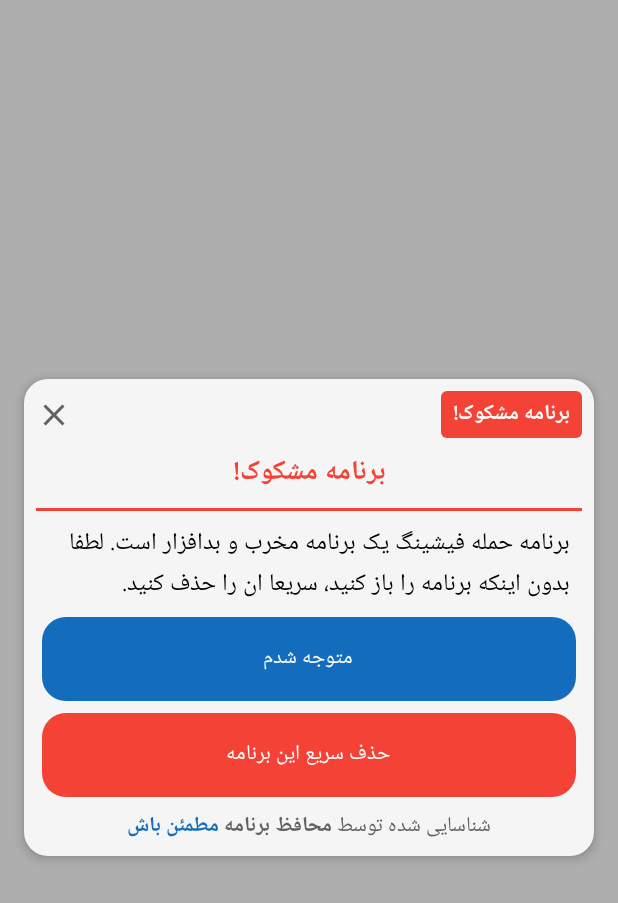
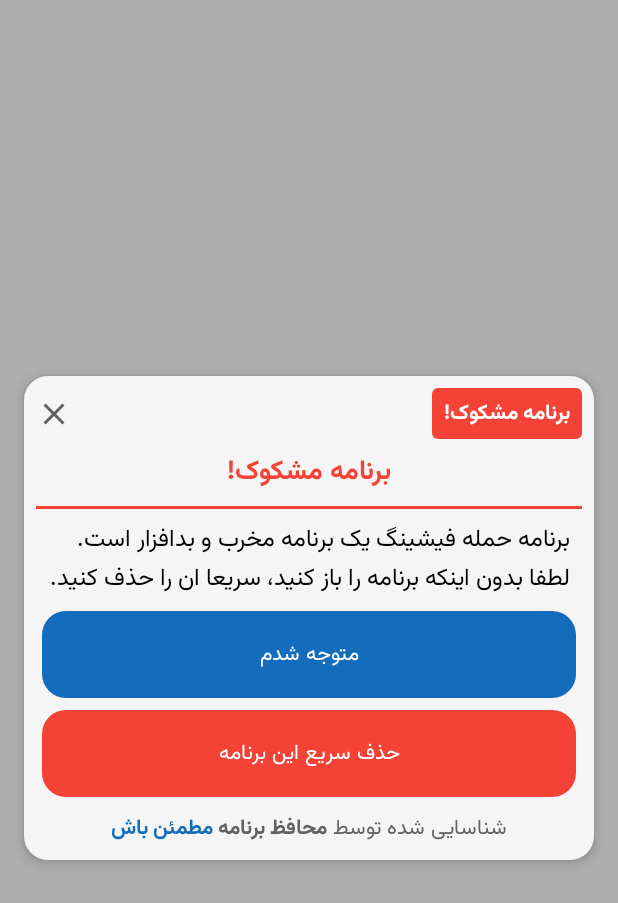
Before and after one commit to motmaenbash/motmaenbash-android, an Android app built with Jetpack Compose: the @Preview function AlertDialogAppPreview, on a phone screen of 412 x 824 dp. Shown: the top 903 px of the screen. Run offline under Robolectric (Android 15) with nearby library versions, the phone set to English and light mode, and no system bars; pictures from the network do not load.

Commit message:
Fix alert theme to apply font styling

```diff
--- a/app/src/main/java/nu/milad/motmaenbash/ui/AlertHandlerActivity.kt
+++ b/app/src/main/java/nu/milad/motmaenbash/ui/AlertHandlerActivity.kt
@@ -23,6 +23,7 @@
 import androidx.compose.foundation.layout.height
 import androidx.compose.foundation.layout.padding
 import androidx.compose.foundation.layout.size
+import androidx.compose.foundation.layout.wrapContentSize
 import androidx.compose.foundation.rememberScrollState
 import androidx.compose.foundation.shape.RoundedCornerShape
 import androidx.compose.foundation.verticalScroll
@@ -35,10 +36,8 @@
 import androidx.compose.material3.IconButton
 import androidx.compose.material3.Text
 import androidx.compose.runtime.Composable
-import androidx.compose.runtime.CompositionLocalProvider
 import androidx.compose.ui.Alignment
 import androidx.compose.ui.Modifier
-import androidx.compose.ui.platform.LocalLayoutDirection
 import androidx.compose.ui.res.painterResource
 import androidx.compose.ui.text.SpanStyle
 import androidx.compose.ui.text.buildAnnotatedString
@@ -48,7 +47,6 @@
 import androidx.compose.ui.tooling.preview.Preview
 import androidx.compose.ui.tooling.preview.PreviewParameter
 import androidx.compose.ui.tooling.preview.PreviewParameterProvider
-import androidx.compose.ui.unit.LayoutDirection
 import androidx.compose.ui.unit.dp
 import androidx.compose.ui.unit.sp
 import androidx.compose.ui.window.Dialog
@@ -59,6 +57,7 @@
 import nu.milad.motmaenbash.ui.ui.theme.ColorPrimary
 import nu.milad.motmaenbash.ui.ui.theme.GreenDark
 import nu.milad.motmaenbash.ui.ui.theme.GreyDark
+import nu.milad.motmaenbash.ui.ui.theme.MotmaenBashTheme
 import nu.milad.motmaenbash.ui.ui.theme.Red
 import nu.milad.motmaenbash.ui.ui.theme.Yellow
 import nu.milad.motmaenbash.utils.PackageUtils
@@ -189,6 +188,8 @@
         }
 
         setContent {
+            MotmaenBashTheme {
+
                 AlertDialog(
                     alertType = alertType,
                     alertLevel = alertLevel,
@@ -203,7 +204,7 @@
                     }
                 )
 
-
+            }
         }
     }
 
@@ -346,6 +347,38 @@
                     horizontalArrangement = Arrangement.SpaceBetween,
                     verticalAlignment = Alignment.CenterVertically
                 ) {
+
+
+                    val badgeColor = when (alertLevel) {
+                        AlertHandlerActivity.Companion.AlertLevel.NORMAL -> GreenDark
+                        AlertHandlerActivity.Companion.AlertLevel.WARNING -> Yellow
+                        AlertHandlerActivity.Companion.AlertLevel.ERROR -> Red
+                    }
+
+                    Box(
+                        modifier = Modifier
+                            .wrapContentSize()
+
+                            .background(
+                                color = badgeColor,
+                                shape = RoundedCornerShape(4.dp)
+                            )
+                            .padding(horizontal = 8.dp, vertical = 4.dp)
+                    ) {
+
+                        Text(
+                            text = title,
+                            color = androidx.compose.ui.graphics.Color.White,
+                            fontSize = 14.sp,
+                            fontWeight = FontWeight.Bold,
+                            textAlign = TextAlign.Center,
+
+                            )
+
+                    }
+
+
+
                     IconButton(
                         onClick = onDismiss, modifier = Modifier.size(24.dp)
                     ) {
@@ -355,30 +388,6 @@
                             tint = GreyDark
                         )
                     }
-
-                    val badgeColor = when (alertLevel) {
-                        AlertHandlerActivity.Companion.AlertLevel.NORMAL -> GreenDark
-                        AlertHandlerActivity.Companion.AlertLevel.WARNING -> Yellow
-                        AlertHandlerActivity.Companion.AlertLevel.ERROR -> Red
-                    }
-
-                    Box(
-                        modifier = Modifier
-                            .background(
-                                color = badgeColor, shape = RoundedCornerShape(4.dp)
-                            )
-                            .padding(horizontal = 8.dp, vertical = 4.dp)
-                    ) {
-                        CompositionLocalProvider(
-                            LocalLayoutDirection provides LayoutDirection.Rtl
-                        ) {
-                            Text(
-                                text = title,
-                                color = androidx.compose.ui.graphics.Color.White,
-                                fontWeight = FontWeight.Bold
-                            )
-                        }
-                    }
                 }
 
                 Spacer(modifier = Modifier.height(8.dp))
@@ -386,7 +395,7 @@
 
 
 
-                CompositionLocalProvider(LocalLayoutDirection provides LayoutDirection.Rtl) {
+
 
                 Text(
                     text = title,
@@ -426,7 +435,8 @@
                         .padding(8.dp)
                         .verticalScroll(scrollState)
                 )
-                }
+
+
                 Button(
                     onClick = onDismiss,
                     modifier = Modifier
@@ -527,6 +537,8 @@
 @Preview(showBackground = true, name = "هشدار پیامک مشکوک")
 @Composable
 fun AlertDialogSmsPreview() {
+    MotmaenBashTheme {
+
         AlertDialog(
             alertType = AlertHandlerActivity.ALERT_TYPE_SMS_SENDER_FLAGGED,
             alertLevel = AlertHandlerActivity.Companion.AlertLevel.WARNING,
@@ -538,11 +550,14 @@
             onUninstall = {}
         )
     }
+}
 
 // تابع پیش‌نمایش برای حالت برنامه مشکوک
 @Preview(showBackground = true, name = "هشدار برنامه مشکوک")
 @Composable
 fun AlertDialogAppPreview() {
+    MotmaenBashTheme {
+
         AlertDialog(
             alertType = AlertHandlerActivity.ALERT_TYPE_APP_FLAGGED,
             alertLevel = AlertHandlerActivity.Companion.AlertLevel.ERROR,
@@ -554,11 +569,13 @@
             onUninstall = {}
         )
     }
+}
 
 // تابع پیش‌نمایش برای حالت وب گردی مشکوک
 @Preview(showBackground = true, name = "هشدار دامنه مشکوک")
 @Composable
 fun AlertDialogDomainPreview() {
+    MotmaenBashTheme {
         AlertDialog(
             alertType = AlertHandlerActivity.ALERT_TYPE_DOMAIN_FLAGGED,
             alertLevel = AlertHandlerActivity.Companion.AlertLevel.ERROR,
@@ -570,8 +587,8 @@
             onUninstall = {}
         )
     }
+}
 
-// تابع پیش‌نمایش با استفاده از PreviewParameter
 @Preview(showBackground = true, name = "پیش‌نمایش پارامتری هشدارها")
 @Composable
 fun AlertDialogParameterizedPreview(
@@ -608,6 +625,7 @@
             AlertHandlerActivity.Companion.AlertLevel.NORMAL
         )
     }
+    MotmaenBashTheme {
 
         AlertDialog(
             alertType = alertType,
@@ -620,3 +638,4 @@
             onUninstall = {}
         )
     }
+}
--- a/app/src/main/java/nu/milad/motmaenbash/utils/AlertUtils.kt
+++ b/app/src/main/java/nu/milad/motmaenbash/utils/AlertUtils.kt
@@ -2,7 +2,6 @@
 
 import android.content.Context
 import android.content.Intent
-import android.util.Log
 import nu.milad.motmaenbash.ui.AlertHandlerActivity
 
 object AlertUtils {
@@ -15,11 +14,6 @@
         param2: String? = null,
         info: String? = null,
     ) {
-        Log.d("AlertUtils", "showAlert: $alertType")
-        Log.d("AlertUtils", "showAlert: $alertLevel")
-        Log.d("AlertUtils", "showAlert: $param1")
-        Log.d("AlertUtils", "showAlert: $param2")
-        Log.d("AlertUtils", "showAlert: $info")
 
 
         val intent = Intent(context, AlertHandlerActivity::class.java).apply {
```
Also changed, not shown: app/src/main/java/nu/milad/motmaenbash/ui/BaseComposeActivity.kt (+0 -15 lines). Lines whose indentation alone changed are shown as unchanged.
